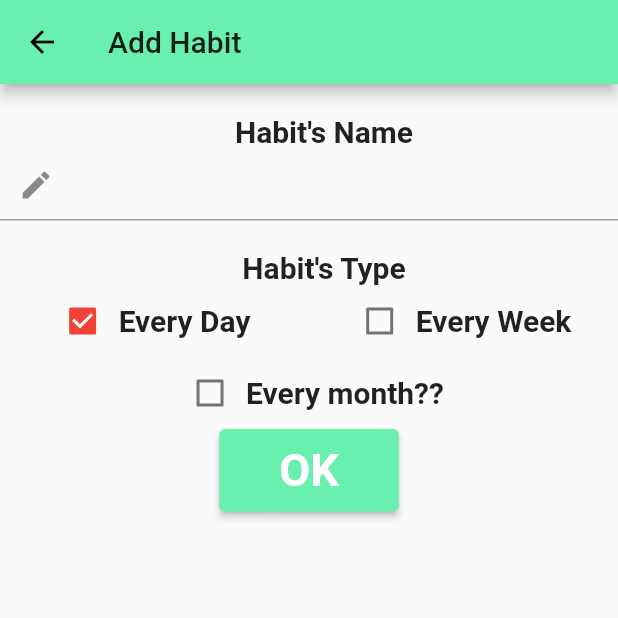
After one commit to MooRoakee/flutter_set_habit, a Flutter app: the HabitAdd screen opened directly, on a phone screen of 412 x 824 dp, the top half of it. The commit adds this screen. Run offline on Flutter 3.47's test engine with Material 2 defaults, Android fonts, the light colour scheme and no system bars; our stand-ins replace flutter_spinkit, get, like_button, percent_indicator; missing offline and left inert: dart:ffi, webdav.

Commit message:
<refactor>: 优化likebutton(改了源码.. 添加了add habit页面

```diff
--- a/lib/main.dart
+++ b/lib/main.dart
@@ -22,6 +22,7 @@ class MyApp extends StatelessWidget {
   @override
   Widget build(BuildContext context) {
     return GetMaterialApp(
+      theme: ThemeData(primaryColor: Colors.greenAccent),
       debugShowCheckedModeBanner: false,
       home: Scaffold(
         body: Stack(
--- /dev/null
+++ b/lib/page/HabitAdd.dart
@@ -0,0 +1,164 @@
+import 'package:flutter/cupertino.dart';
+import 'package:flutter/material.dart';
+import 'package:set_habit/others/constant.dart';
+
+class HabitAdd extends StatefulWidget {
+  @override
+  _HabitAddState createState() => _HabitAddState();
+}
+
+class _HabitAddState extends State<HabitAdd> {
+  String habitName;
+  bool dayType = true;
+  bool weekType = false;
+  bool monthType = false;
+  int habitdayType = HabitDayType.EVERYDAY;
+
+  @override
+  Widget build(BuildContext context) {
+    return Scaffold(
+      appBar: AppBar(
+        title: Text('Add Habit'),
+      ),
+      body: Column(
+        children: [
+          Padding(
+              padding: EdgeInsets.only(left: 20, top: 20),
+              child: Text(
+                "Habit's Name",
+                style: TextStyle(fontSize: 20, fontWeight: FontWeight.w600),
+              )),
+          TextField(
+            onChanged: (v) {
+              habitName = v;
+            },
+            decoration: InputDecoration(prefixIcon: Icon(Icons.create)),
+
+          ),
+          Padding(
+              padding: EdgeInsets.only(left: 20, top: 20),
+              child: Text(
+                "Habit's Type",
+                style: TextStyle(fontSize: 20, fontWeight: FontWeight.w600),
+              )),
+          Row(
+            mainAxisAlignment: MainAxisAlignment.spaceAround,
+            children: [
+              Row(
+                children: [
+                  Checkbox(
+                    value: dayType,
+                    activeColor: Colors.red, //选中时的颜色
+                    onChanged: (v) {
+                      dayType = v;
+                      weekType = false;
+                      monthType = false;
+                      setState(() {});
+                    },
+                  ),
+                  GestureDetector(
+                    onTap: () {
+                      dayType = !dayType;
+                      weekType = false;
+                      monthType = false;
+
+                      setState(() {});
+                    },
+                    child: Text(
+                      'Every Day',
+                      style:
+                          TextStyle(fontSize: 20, fontWeight: FontWeight.w600),
+                    ),
+                  ),
+                ],
+              ),
+              Row(
+                children: [
+                  Checkbox(
+                    value: weekType,
+                    activeColor: Colors.red, //选中时的颜色
+                    onChanged: (value) {
+                      dayType = false;
+                      weekType = !weekType;
+                      monthType = false;
+                      habitdayType = HabitDayType.EVERYWEEK;
+                      setState(() {});
+                    },
+                  ),
+                  GestureDetector(
+                    onTap: () {
+                      dayType = false;
+                      weekType = !weekType;
+                      monthType = false;
+                      habitdayType = HabitDayType.EVERYWEEK;
+                      setState(() {});
+                    },
+                    child: Text(
+                      'Every Week',
+                      style:
+                          TextStyle(fontSize: 20, fontWeight: FontWeight.w600),
+                    ),
+                  ),
+                ],
+              ),
+            ],
+          ),
+          Row(
+            mainAxisAlignment: MainAxisAlignment.spaceAround,
+            children: [
+              Row(
+                children: [
+                  Checkbox(
+                    value: monthType,
+                    activeColor: Colors.red, //选中时的颜色
+                    onChanged: (v) {
+                      dayType = false;
+                      weekType = false;
+                      monthType = !monthType;
+                      habitdayType = HabitDayType.EVERYMONTH;
+
+                      setState(() {});
+                    },
+                  ),
+                  GestureDetector(
+                    onTap: () {
+                      dayType = false;
+                      weekType = false;
+                      monthType = !monthType;
+                      habitdayType = HabitDayType.EVERYMONTH;
+                      setState(() {});
+                    },
+                    child: Text(
+                      'Every month??',
+                      style:
+                          TextStyle(fontSize: 20, fontWeight: FontWeight.w600),
+                    ),
+                  ),
+                ],
+              ),
+            ],
+          ),
+          ElevatedButton(
+            child: Text('OK'),
+            onPressed: () {
+
+              //TODO: Icon pick, color pick, UI beautify
+              habit.add(HabitItem(habitName,HabitColorType.purple,habitdayType,Icons.ac_unit,1));
+              final snackBar = SnackBar(content: Text('Create Success!'),duration: Duration(milliseconds: 500),);
+              ScaffoldMessenger.of(context).showSnackBar(snackBar);
+              Future.delayed(Duration(milliseconds: 700),(){
+                Navigator.of(context).pop();
+              });
+            },
+            style: ElevatedButton.styleFrom(
+                primary: Colors.greenAccent,
+                padding: EdgeInsets.symmetric(horizontal: 40, vertical: 10),
+                textStyle: TextStyle(
+                    fontSize: 30,
+                    fontWeight: FontWeight.bold)),
+          ),
+        ],
+      ),
+    );
+  }
+}
--- a/pubspec.yaml
+++ b/pubspec.yaml
@@ -33,6 +33,7 @@ dependencies:
   get: ^3.21.1
   animations: ^1.1.2
   like_button: ^2.0.2
+  percent_indicator: "^2.1.7+2"
 
 dev_dependencies:
   flutter_test:
```
Also changed, not shown: lib/others/constant.dart (+32 -14 lines), lib/others/ripple_router.dart (deleted, +0 -97 lines), lib/page/drawer_screen.dart (+14 -3 lines), lib/page/drawer_stack.dart (deleted, +0 -20 lines), lib/page/home.dart (+10 -91 lines), lib/page/ripple_drawer.dart (deleted, +0 -45 lines), lib/page/under_ripple_drawer.dart (deleted, +0 -21 lines), lib/page/webdev_set.dart (+7 -8 lines), pubspec.lock.
